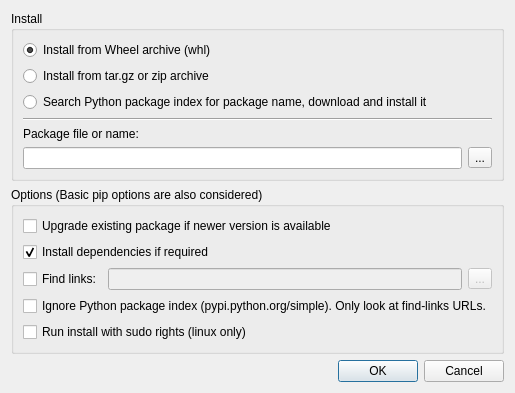
Qt form Qitom/ui/dialogPipManagerInstall.ui (itom-project/itom) before a commit.
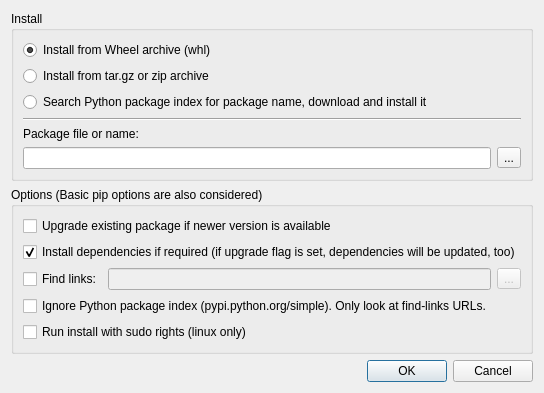
The same form after that commit.

```diff
--- a/Qitom/ui/dialogPipManagerInstall.ui
+++ b/Qitom/ui/dialogPipManagerInstall.ui
@@ -6,8 +6,8 @@
    <rect>
     <x>0</x>
     <y>0</y>
-    <width>485</width>
-    <height>364</height>
+    <width>492</width>
+    <height>362</height>
    </rect>
   </property>
   <property name="windowTitle">
@@ -98,7 +98,7 @@
       <item>
        <widget class="QCheckBox" name="checkInstallDeps">
         <property name="text">
-         <string>Install dependencies if required</string>
+         <string>Install dependencies if required (if upgrade flag is set, dependencies will be updated, too)</string>
         </property>
         <property name="checked">
          <bool>true</bool>
```
